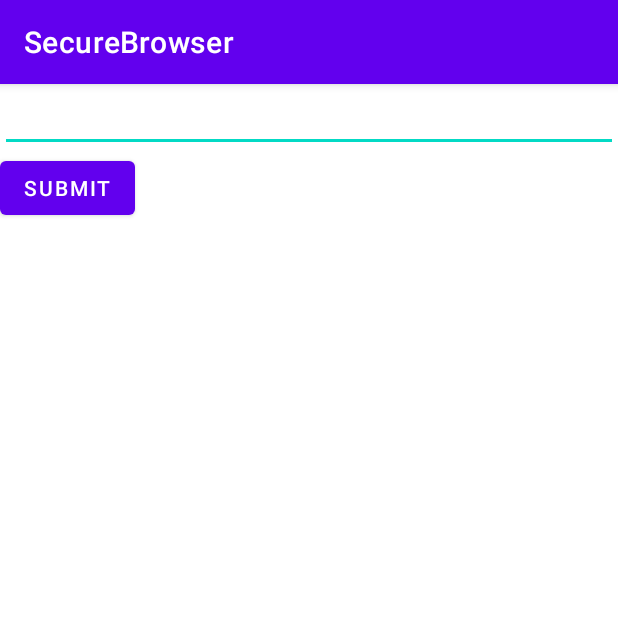
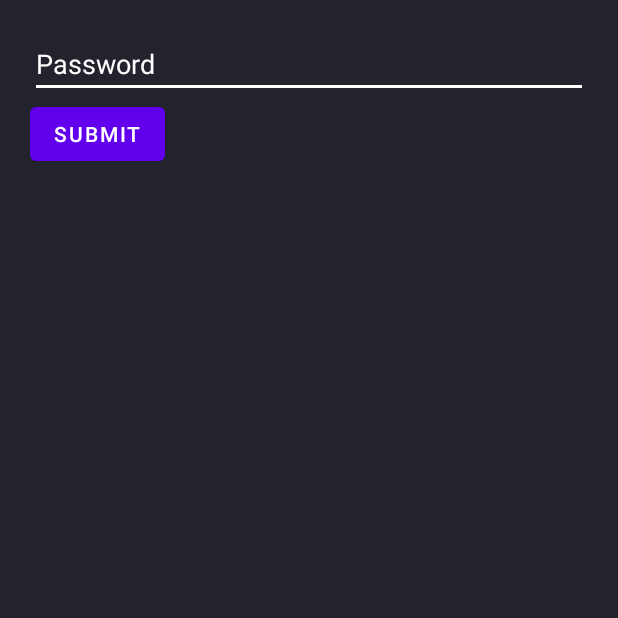
Before and after one commit to DevHyperCoder/SecureBrowser, an Android app: the screen it shows after launch (MainActivity), on a phone screen of 412 x 824 dp, the top half of it. Run offline under Robolectric (Android 15) with nearby library versions, the phone set to English and light mode, and no system bars.

Commit message:
UI Updates Dark Mode Alignment Change default URL

```diff
--- a/app/src/main/res/layout/login_fragment.xml
+++ b/app/src/main/res/layout/login_fragment.xml
@@ -3,17 +3,26 @@
     xmlns:tools="http://schemas.android.com/tools"
     android:layout_width="match_parent"
     android:layout_height="match_parent"
+    android:background="#23232e"
+    android:padding="20sp"
     tools:context=".ui.login.LoginFragment">
 
     <EditText
         android:id="@+id/password_input"
         android:layout_width="match_parent"
-        android:layout_height="wrap_content" />
+        android:layout_height="wrap_content"
+        android:backgroundTint="@color/white"
+        android:hint="@string/password"
+        android:importantForAutofill="no"
+        android:inputType="textPassword"
+        android:textColor="@color/white"
+        android:textColorHint="@color/white" />
+
     <Button
-    android:layout_width="wrap_content"
-    android:layout_height="wrap_content"
-    android:layout_below="@id/password_input"
-    android:id="@+id/password_btn"
-    android:text="Submit"/>
+        android:id="@+id/password_btn"
+        android:layout_width="wrap_content"
+        android:layout_height="wrap_content"
+        android:layout_below="@id/password_input"
+        android:text="@string/submit" />
 
 </RelativeLayout>
--- a/app/src/main/res/values/strings.xml
+++ b/app/src/main/res/values/strings.xml
@@ -1,3 +1,9 @@
 <resources>
     <string name="app_name">SecureBrowser</string>
+    <string name="password">Password</string>
+    <string name="submit">Submit</string>
+    <string name="url">URL</string>
+    <string name="default_url">https://devhypercoder.com</string>
+    <string name="go_url"><![CDATA[>]]></string>
+    <string name="back"><![CDATA[<]]></string>
 </resources>
--- a/app/src/main/res/values/themes.xml
+++ b/app/src/main/res/values/themes.xml
@@ -1,6 +1,6 @@
 <resources xmlns:tools="http://schemas.android.com/tools">
     <!-- Base application theme. -->
-    <style name="Theme.SecureBrowser" parent="Theme.MaterialComponents.DayNight.DarkActionBar">
+    <style name="Theme.SecureBrowser" parent="Theme.MaterialComponents.DayNight.NoActionBar">
         <!-- Primary brand color. -->
         <item name="colorPrimary">@color/purple_500</item>
         <item name="colorPrimaryVariant">@color/purple_700</item>
@@ -8,7 +8,7 @@
         <!-- Secondary brand color. -->
         <item name="colorSecondary">@color/teal_200</item>
         <item name="colorSecondaryVariant">@color/teal_700</item>
-        <item name="colorOnSecondary">@color/black</item>
+        <item name="colorOnSecondary">@color/white</item>
         <!-- Status bar color. -->
         <item name="android:statusBarColor" tools:targetApi="l">?attr/colorPrimaryVariant</item>
         <!-- Customize your theme here. -->
```
Also changed, not shown: app/src/main/res/layout/main_fragment.xml (+25 -11 lines).
